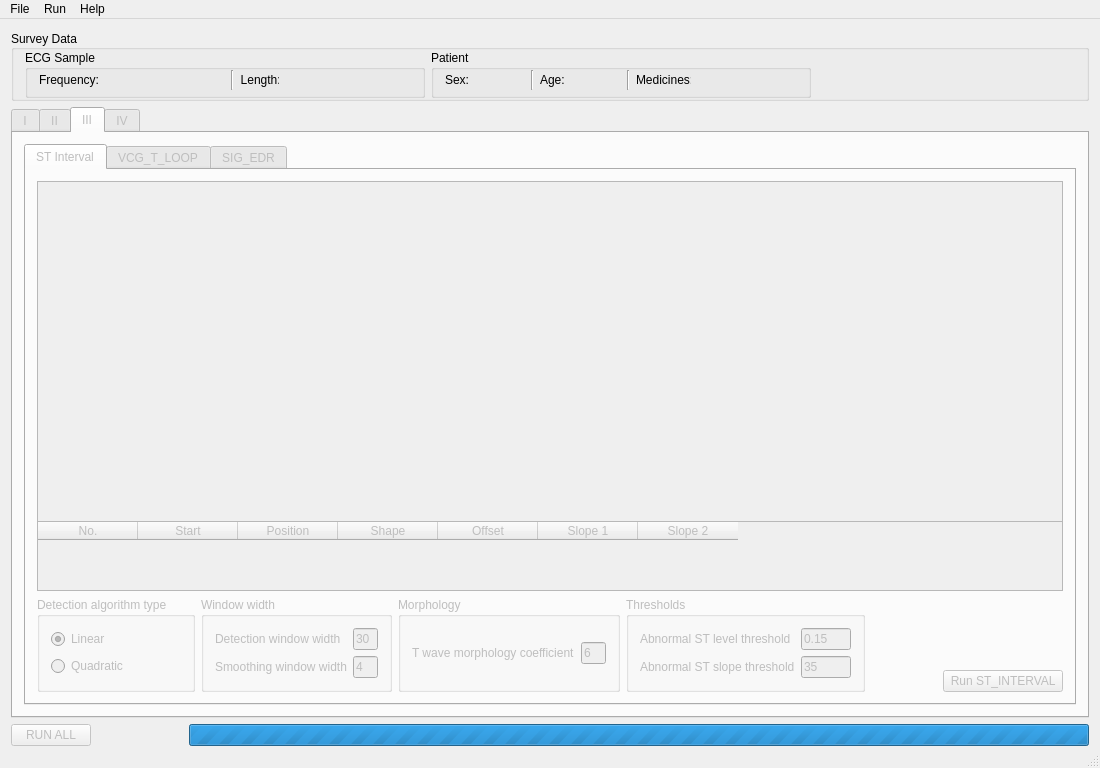
This is EKG/Views/airecgmain.ui in qwerty90/ProjektEKG as Qt 5 draws it before an edit. The edited form follows.
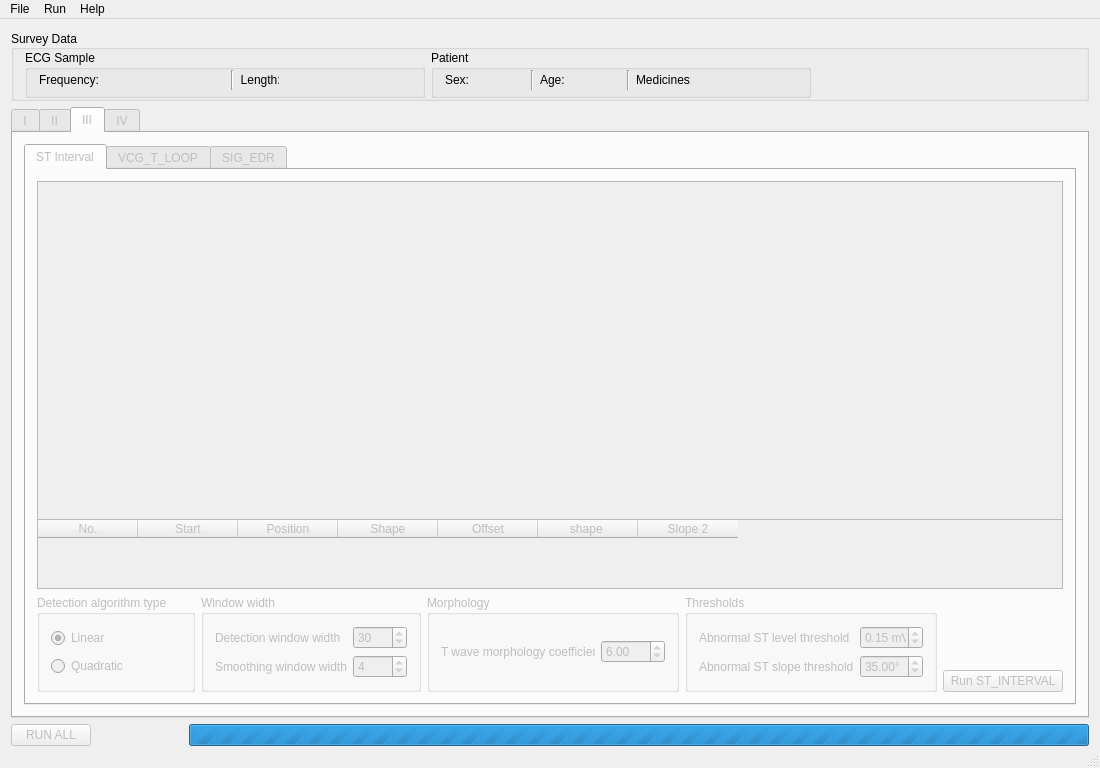
This is the edited form. The open tabs and pages were chosen to show the change. Icons and pictures are not drawn.

Commit message: Change parameters line edits to numeric inputs

The edit to the form file:
```diff
--- a/EKG/Views/airecgmain.ui
+++ b/EKG/Views/airecgmain.ui
@@ -2679,7 +2679,7 @@
                     </column>
                     <column>
                      <property name="text">
-                      <string>Slope 1</string>
+                      <string>shape </string>
                      </property>
                     </column>
                     <column>
@@ -2743,42 +2743,42 @@
                      </property>
                     </widget>
                    </item>
-                   <item row="0" column="1">
-                    <widget class="QLineEdit" name="st_interval_detection_width">
-                     <property name="maximumSize">
-                      <size>
-                       <width>25</width>
-                       <height>16777215</height>
-                      </size>
-                     </property>
-                     <property name="layoutDirection">
-                      <enum>Qt::RightToLeft</enum>
-                     </property>
-                     <property name="text">
-                      <string>30</string>
-                     </property>
-                    </widget>
-                   </item>
-                   <item row="1" column="0">
+                   <item row="2" column="0">
                     <widget class="QLabel" name="label_13">
                      <property name="text">
                       <string>Smoothing window width</string>
                      </property>
                     </widget>
                    </item>
-                   <item row="1" column="1">
-                    <widget class="QLineEdit" name="st_interval_smothing_width">
-                     <property name="maximumSize">
-                      <size>
-                       <width>25</width>
-                       <height>16777215</height>
-                      </size>
+                   <item row="0" column="1">
+                    <widget class="QSpinBox" name="st_interval_detection_width">
+                     <property name="minimum">
+                      <number>1</number>
                      </property>
-                     <property name="layoutDirection">
-                      <enum>Qt::RightToLeft</enum>
+                     <property name="maximum">
+                      <number>9999</number>
                      </property>
-                     <property name="text">
-                      <string>4</string>
+                     <property name="singleStep">
+                      <number>5</number>
+                     </property>
+                     <property name="value">
+                      <number>30</number>
+                     </property>
+                    </widget>
+                   </item>
+                   <item row="2" column="1">
+                    <widget class="QSpinBox" name="st_interval_smoothing_width">
+                     <property name="minimum">
+                      <number>1</number>
+                     </property>
+                     <property name="maximum">
+                      <number>9999</number>
+                     </property>
+                     <property name="singleStep">
+                      <number>5</number>
+                     </property>
+                     <property name="value">
+                      <number>4</number>
                      </property>
                     </widget>
                    </item>
@@ -2799,15 +2799,21 @@
                     </widget>
                    </item>
                    <item>
-                    <widget class="QLineEdit" name="st_interval_morphology">
-                     <property name="maximumSize">
-                      <size>
-                       <width>25</width>
-                       <height>16777215</height>
-                      </size>
+                    <widget class="QDoubleSpinBox" name="st_interval_morphology">
+                     <property name="locale">
+                      <locale language="English" country="UnitedStates"/>
                      </property>
-                     <property name="text">
-                      <string>6</string>
+                     <property name="minimum">
+                      <double>0.000000000000000</double>
+                     </property>
+                     <property name="maximum">
+                      <double>100.000000000000000</double>
+                     </property>
+                     <property name="singleStep">
+                      <double>0.100000000000000</double>
+                     </property>
+                     <property name="value">
+                      <double>6.000000000000000</double>
                      </property>
                     </widget>
                    </item>
@@ -2830,36 +2836,42 @@
                      </property>
                     </widget>
                    </item>
-                   <item row="0" column="1">
-                    <widget class="QLineEdit" name="st_interval_level_threshold">
-                     <property name="maximumSize">
-                      <size>
-                       <width>50</width>
-                       <height>16777215</height>
-                      </size>
-                     </property>
-                     <property name="text">
-                      <string>0.15</string>
-                     </property>
-                    </widget>
-                   </item>
-                   <item row="1" column="0">
+                   <item row="2" column="0">
                     <widget class="QLabel" name="label_22">
                      <property name="text">
                       <string>Abnormal ST slope threshold</string>
                      </property>
                     </widget>
                    </item>
-                   <item row="1" column="1">
-                    <widget class="QLineEdit" name="st_interval_slope_threshold">
-                     <property name="maximumSize">
-                      <size>
-                       <width>50</width>
-                       <height>16777215</height>
-                      </size>
+                   <item row="0" column="1">
+                    <widget class="QDoubleSpinBox" name="st_interval_level_threshold">
+                     <property name="locale">
+                      <locale language="English" country="UnitedStates"/>
                      </property>
-                     <property name="text">
-                      <string>35</string>
+                     <property name="suffix">
+                      <string> mV</string>
+                     </property>
+                     <property name="singleStep">
+                      <double>0.050000000000000</double>
+                     </property>
+                     <property name="value">
+                      <double>0.150000000000000</double>
+                     </property>
+                    </widget>
+                   </item>
+                   <item row="2" column="1">
+                    <widget class="QDoubleSpinBox" name="st_interval_slope_threshold">
+                     <property name="locale">
+                      <locale language="English" country="UnitedStates"/>
+                     </property>
+                     <property name="suffix">
+                      <string>°</string>
+                     </property>
+                     <property name="maximum">
+                      <double>90.000000000000000</double>
+                     </property>
+                     <property name="value">
+                      <double>35.000000000000000</double>
                      </property>
                     </widget>
                    </item>
```
Left out of the diff: 104 changed lines with no effect on the pictures. The commit also changes 4 other files.
